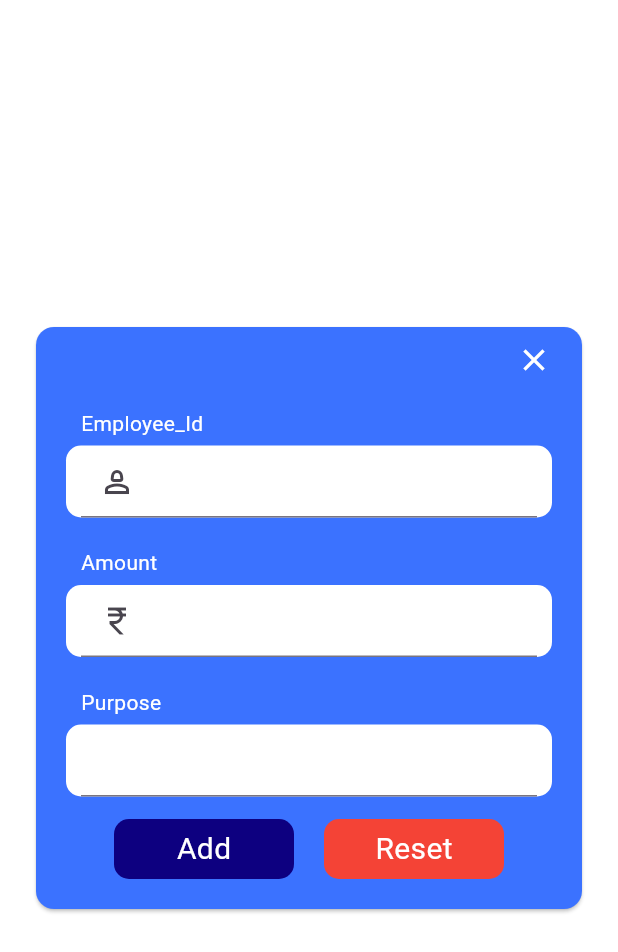
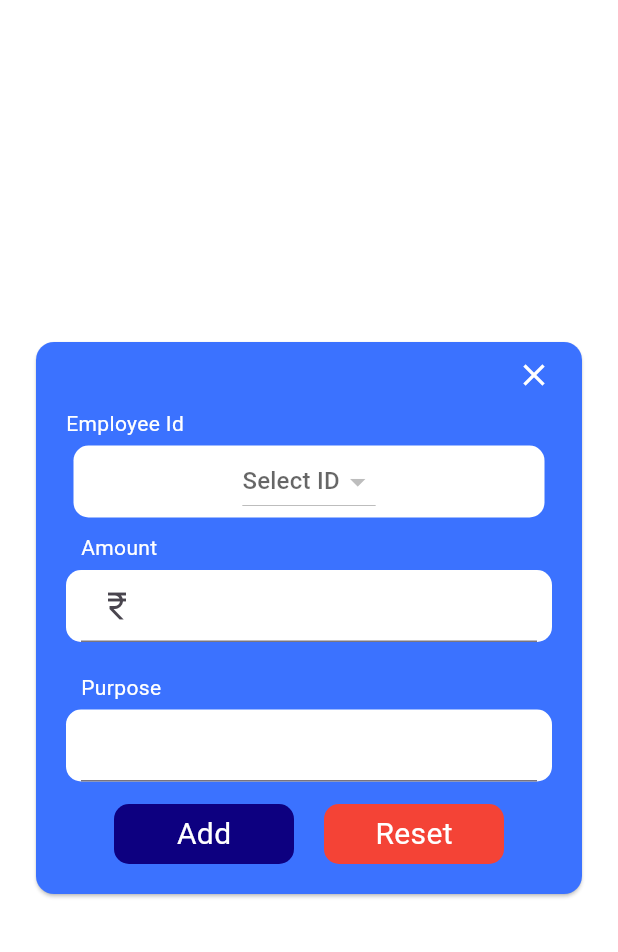
Before and after one commit to Yash-chotaliya/HackTheSpring, a Flutter app: the EmployerAddAdvanceScreen screen opened directly, after a tap on "Add", on a phone screen of 412 x 824 dp. Shown: the top 952 px of the screen. Run offline on Flutter 3.47's test engine with Material 3 defaults, Android fonts, the phone set to English and light mode, and no system bars; our stand-ins replace cloud_firestore, firebase_core, firebase_storage, image_picker, shared_preferences; missing offline and left inert: mailer; accounts and stored records are empty.

Commit message:
drop down

```diff
--- a/lib/employer/employer_advance/employer_add_advance_screen.dart
+++ b/lib/employer/employer_advance/employer_add_advance_screen.dart
@@ -3,6 +3,7 @@ import 'package:flutter/material.dart';
 import 'package:hack_the_spring/data%20models/employer_model.dart';
 import '../../components/employer_advance.dart';
 import '../../data models/employee_model.dart';
+
 
 class EmployerAddAdvanceScreen extends StatefulWidget{
   const EmployerAddAdvanceScreen({super.key});
@@ -13,10 +14,19 @@ class EmployerAddAdvanceScreen extends StatefulWidget{
 
 class _EmployerAddAdvanceScreenState extends State<EmployerAddAdvanceScreen> {
 
-  var employeeIdController = TextEditingController();
+  List<String> employeeName = [];
+  String? dropdownValue;
+  String? employeeId;
   var amountController = TextEditingController();
   var purposeController = TextEditingController();
   late DateTime today;
+
+
+  @override
+  void initState() {
+    super.initState();
+    getEmployeeID();
+  }
 
   @override
   Widget build(BuildContext context) {
@@ -48,14 +58,43 @@ class _EmployerAddAdvanceScreenState extends State<EmployerAddAdvanceScreen> {
                             color: Colors.white,)
                       ),
                     ),
-                    Container(
-                      margin: const EdgeInsets.symmetric(vertical: 10, horizontal: 10),
-                      child: EmployerAddAdvancedTextField(
-                        hint: 'Employee_Id',
-                        controller: employeeIdController,
-                        inputType: TextInputType.text,
-                        prefixIcon: const Icon(Icons.person_2_outlined),
-                      ),
+
+                    Column(
+                      children: [
+                        Container(
+                          alignment: Alignment.centerLeft,
+                          margin: EdgeInsets.only(left: 10, bottom: 5),
+                          child: Text("Employee Id", style: const TextStyle(color: Colors.white),),
+                        ),
+                        Container(
+                          alignment: Alignment.center,
+                          width: double.maxFinite,
+                          decoration: BoxDecoration(
+                            color: Colors.white,
+                            borderRadius: BorderRadius.circular(10),
+
+                          ),
+                          margin: EdgeInsets.symmetric(horizontal: 15),
+                          padding: EdgeInsets.symmetric(horizontal: 10),
+                          child: DropdownButton<String>(
+
+                            hint: Text('Select ID'),
+                            value: dropdownValue,
+                            onChanged: (String? newValue) {
+                              setState(() {
+                                dropdownValue = newValue!;
+                                employeeId = newValue.split(" ")[0];
+                              });
+                            },
+                            items: employeeName.map<DropdownMenuItem<String>>((String value) {
+                              return DropdownMenuItem<String>(
+                                child: Text(value),
+                                value: value,
+                              );
+                            }).toList(),
+                          ),
+                        ),
+                      ],
                     ),
 
                     Container(
@@ -129,7 +168,7 @@ class _EmployerAddAdvanceScreenState extends State<EmployerAddAdvanceScreen> {
   Future<void> addAdvance() async {
     var currentTime = getCurrentTime();
     var advanceId = getAdvanceId();
-    await FirebaseFirestore.instance.collection("Employee Advance").doc(employeeIdController.text).collection("History").doc(advanceId).set(
+    await FirebaseFirestore.instance.collection("Employee Advance").doc(employeeId).collection("History").doc(advanceId).set(
         EmployeeAdvanceModel(
             advanceId: advanceId,
             amount: int.parse(amountController.text),
@@ -139,14 +178,14 @@ class _EmployerAddAdvanceScreenState extends State<EmployerAddAdvanceScreen> {
     ).then((value) async {
       await FirebaseFirestore.instance.collection("Employer Advance").doc(advanceId).set(
         EmployerAdvanceModel(
-            employeeId: employeeIdController.text,
+            employeeId: employeeId!,
             advanceId: advanceId,
             amount: int.parse(amountController.text),
             purpose: purposeController.text,
             issuedDate: currentTime
         ).toMap()
       ).then((value) async {
-        await FirebaseFirestore.instance.collection("Employee Recent Activity").doc(employeeIdController.text).collection("History").doc(getActivityId()).set(
+        await FirebaseFirestore.instance.collection("Employee Recent Activity").doc(employeeId).collection("History").doc(getActivityId()).set(
             EmployeeRecentActivityModel(
                 activityId: getActivityId(),
                 time: currentTime,
@@ -173,17 +212,28 @@ class _EmployerAddAdvanceScreenState extends State<EmployerAddAdvanceScreen> {
 
   getAdvanceId() {
     var x = today.year%100;
-    return "${employeeIdController.text}${today.hour}${today.minute}${today.month}${x}3";
+    return "$employeeId${today.hour}${today.minute}${today.month}${x}3";
   }
 
   getActivityId() {
     var x = today.year%100;
-    return "${employeeIdController.text}${today.hour}${today.minute}${today.month}${x}4";
+    return "$employeeId${today.hour}${today.minute}${today.month}${x}4";
   }
 
   void resetData() {
-    employeeIdController.clear();
     amountController.clear();
     purposeController.clear();
   }
+  void getEmployeeID() async {
+    await FirebaseFirestore.instance.collection("Employees").get().then((docSnapShot) {
+      for (var doc in docSnapShot.docs){
+        setState(() {
+          employeeName.insert(0, doc.get("employeeId")+"     "+doc.get("name"));
+
+        });
+      }
+    }).catchError((onError){
+      print(onError.toString());
+    });
+  }
 }
```
Also changed, not shown: lib/employer/employer_employee/employer_add_employee_screen.dart (+4 -4 lines).
